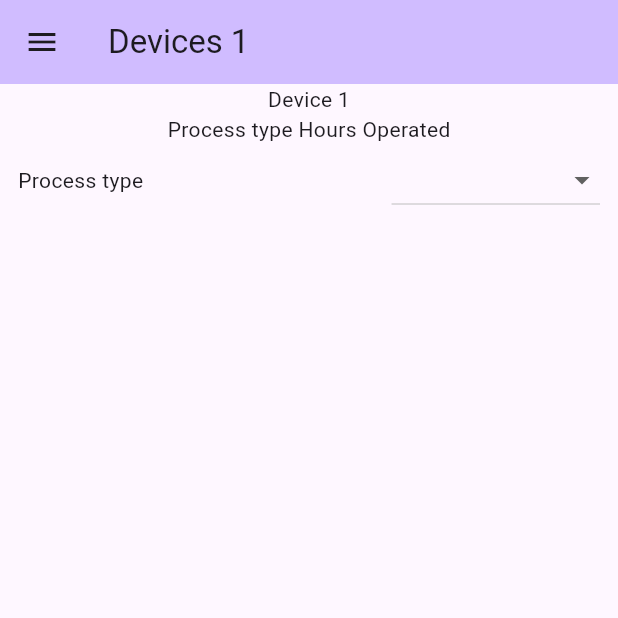
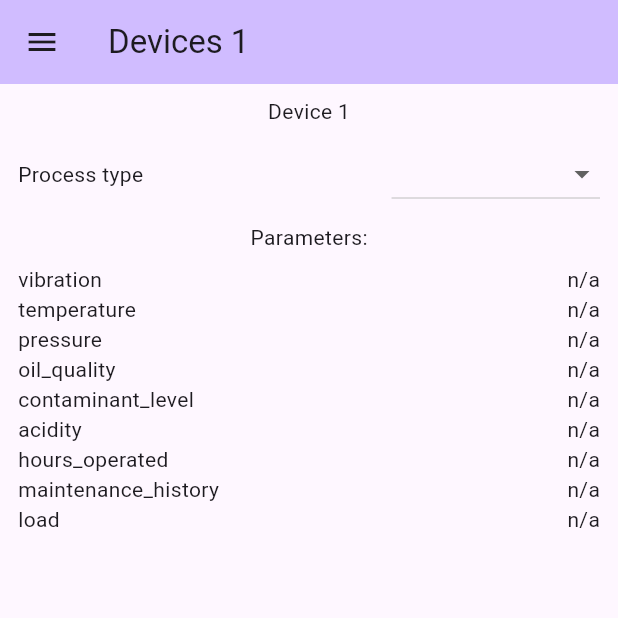
Before and after one commit to alvarohurtadobo/iot_anomaly_emulator, a Flutter app: the screen it shows after launch, after a tap on "DeMag400", on a phone screen of 412 x 824 dp, the top half of it. Run offline on Flutter 3.47's test engine with Material 3 defaults, Android fonts, the phone set to English and light mode, and no system bars; our stand-ins replace flutter_riverpod, go_router; missing offline and left inert: mqtt_client; generated files the repository leaves out were written again.

Commit message:
[FEA] Added Stream to emulate real time data from sensors according to type

```diff
--- a/lib/devices/model/process_types.dart
+++ b/lib/devices/model/process_types.dart
@@ -20,7 +20,7 @@ class ProcessTypeWithId {
 List<ProcessTypeWithId> processTypeWithId = [
   ProcessTypeWithId(
     id: 1,
-    displayName: map[ProcessType.hoursOperated] ?? '',
+    displayName: map[ProcessType.vibrations] ?? '',
   ),
   ProcessTypeWithId(
     id: 2,
@@ -28,6 +28,6 @@ List<ProcessTypeWithId> processTypeWithId = [
   ),
   ProcessTypeWithId(
     id: 3,
-    displayName: map[ProcessType.vibrations] ?? '',
+    displayName: map[ProcessType.hoursOperated] ?? '',
   ),
 ];
--- /dev/null
+++ b/lib/devices/providers/sensor_stream_provider.dart
@@ -0,0 +1,73 @@
+import 'dart:math';
+import 'package:flutter_riverpod/flutter_riverpod.dart';
+import 'package:iot_anomaly_emulator/devices/providers/currentProcessTypeProvider.dart';
+
+class SensorData {
+  SensorData(this.values) : timestamp = DateTime.now();
+
+  final Map<String, double> values;
+  final DateTime timestamp;
+
+  @override
+  String toString() => '[$timestamp] $values';
+}
+
+final _random = Random();
+
+double normalRandom({double mean = 0, double stdDev = 0.5}) {
+  // Box-Muller
+  final u1 = _random.nextDouble();
+  final u2 = _random.nextDouble();
+  final z0 = sqrt(-2 * log(u1)) * cos(2 * pi * u2);
+  return z0 * stdDev + mean;
+}
+
+double exponentialRandom({double scale = 50}) {
+  final u = _random.nextDouble();
+  return -scale * log(1 - u);
+}
+
+int poissonRandom({double lambda = 2}) {
+  int k = 0;
+  double p = 1.0;
+  final L = exp(-lambda);
+  do {
+    k++;
+    p *= _random.nextDouble();
+  } while (p > L);
+  return k - 1;
+}
+
+StreamProviderFamily<SensorData, Duration> sensorStreamProvider =
+    StreamProvider.family<SensorData, Duration>((ref, interval) {
+      final processType = ref.watch(currentProcessTypeProvider);
+
+      return Stream.periodic(interval, (_) {
+        if (processType == null) return SensorData({});
+
+        switch (processType) {
+          case 1:
+            return SensorData({
+              'vibration': normalRandom(mean: 10, stdDev: 2),
+              'temperature': normalRandom(mean: 25, stdDev: 1),
+              'pressure': exponentialRandom(scale: 30),
+            });
+
+          case 2:
+            return SensorData({
+              'oil_quality': normalRandom(mean: 80, stdDev: 5),
+              'contaminant_level': poissonRandom(lambda: 3) * 1.0,
+              'acidity': normalRandom(mean: 7, stdDev: 0.3),
+            });
+
+          case 3:
+            return SensorData({
+              'hours_operated': exponentialRandom(scale: 100),
+              'maintenance_history': poissonRandom(lambda: 1.5) * 1.0,
+              'load': normalRandom(mean: 50, stdDev: 10),
+            });
+          default:
+            return SensorData({});
+        }
+      });
+    });
--- a/lib/devices/view/device_page.dart
+++ b/lib/devices/view/device_page.dart
@@ -1,10 +1,25 @@
 import 'package:flutter/material.dart';
 import 'package:flutter_riverpod/flutter_riverpod.dart';
+import 'package:iot_anomaly_emulator/common/constants/sizes.dart';
 import 'package:iot_anomaly_emulator/common/view/drawer.dart';
 import 'package:iot_anomaly_emulator/devices/model/device.dart';
 import 'package:iot_anomaly_emulator/devices/model/process_types.dart';
+import 'package:iot_anomaly_emulator/devices/providers/sensor_stream_provider.dart';
+import 'package:iot_anomaly_emulator/devices/view/widgets/numeric_tile.dart';
 import 'package:iot_anomaly_emulator/devices/view/widgets/option_tile.dart';
 import 'package:iot_anomaly_emulator/l10n/l10n.dart';
+
+List<String> parameters = [
+  'vibration',
+  'temperature',
+  'pressure',
+  'oil_quality',
+  'contaminant_level',
+  'acidity',
+  'hours_operated',
+  'maintenance_history',
+  'load',
+];
 
 class DevicePage extends ConsumerWidget {
   const DevicePage({required this.deviceId, super.key});
@@ -14,20 +29,34 @@ class DevicePage extends ConsumerWidget {
   Widget build(BuildContext context, WidgetRef ref) {
     final l10n = context.l10n;
     final device = emulatedDevices.firstWhere((e) => e.id == deviceId);
+    final sensorData = ref.watch(
+      sensorStreamProvider(const Duration(seconds: 1)),
+    );
+
     return Scaffold(
       appBar: AppBar(title: Text('${l10n.devices} $deviceId')),
       drawer: myDrawer(context),
       body: Column(
         children: [
+          gapH8,
           Center(child: Text('Device ${device.id}')),
-          Center(
-            child: Text(
-              'Process type ${processTypeToString(device.processType)}',
-            ),
-          ),
+          gapH8,
           OptionTile(
             title: 'Process type',
             optionsWithId: processTypeWithId,
+          ),
+          gapH8,
+          const Text('Parameters:'),
+          gapH8,
+          Column(
+            children: parameters
+                .map<Widget>(
+                  (param) => NumericTile(
+                    title: param,
+                    value: sensorData.value?.values[param],
+                  ),
+                )
+                .toList(),
           ),
         ],
       ),
--- /dev/null
+++ b/lib/devices/view/widgets/numeric_tile.dart
@@ -0,0 +1,24 @@
+import 'package:flutter/widgets.dart';
+import 'package:flutter_riverpod/flutter_riverpod.dart';
+import 'package:iot_anomaly_emulator/common/constants/sizes.dart';
+
+class NumericTile extends ConsumerWidget {
+  const NumericTile({required this.title, required this.value, super.key});
+
+  final String title;
+  final double? value;
+
+  @override
+  Widget build(BuildContext context, WidgetRef ref) {
+    return Padding(
+      padding: const EdgeInsets.symmetric(horizontal: Sizes.p12),
+      child: Row(
+        mainAxisAlignment: MainAxisAlignment.spaceBetween,
+        children: [
+          Text(title),
+          Text(value?.toStringAsFixed(3) ?? 'n/a'),
+        ],
+      ),
+    );
+  }
+}
```
